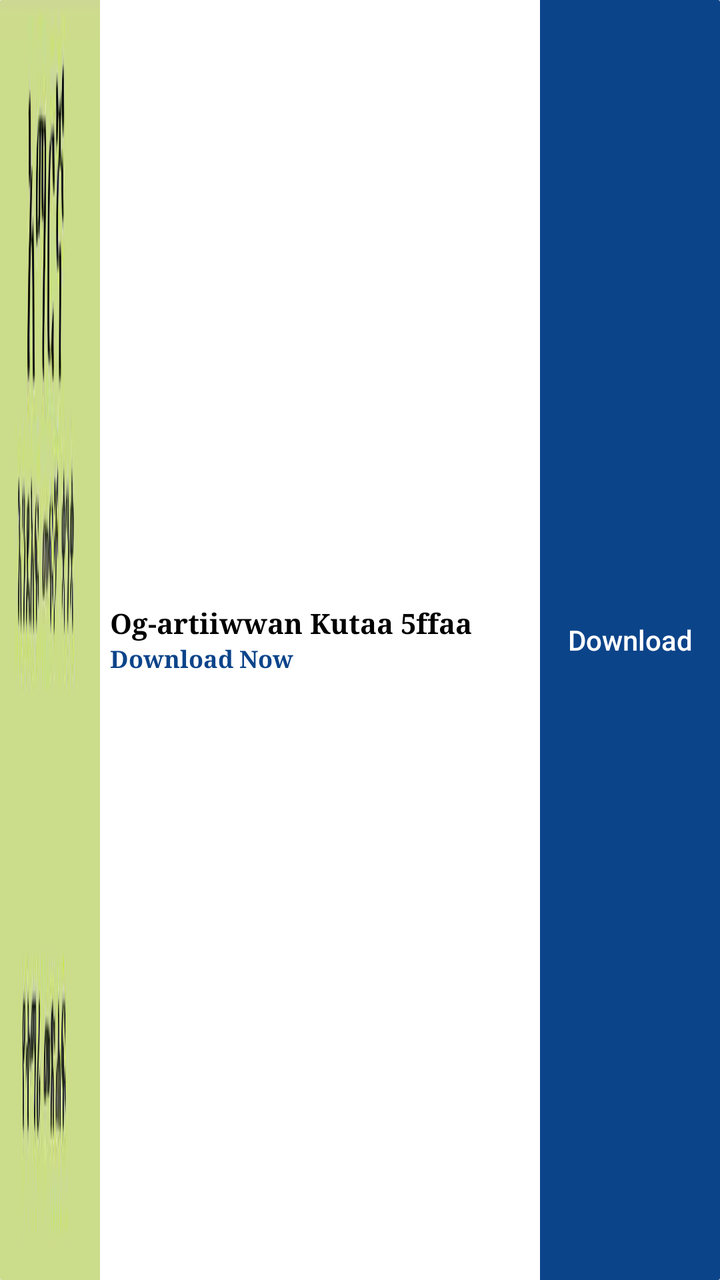
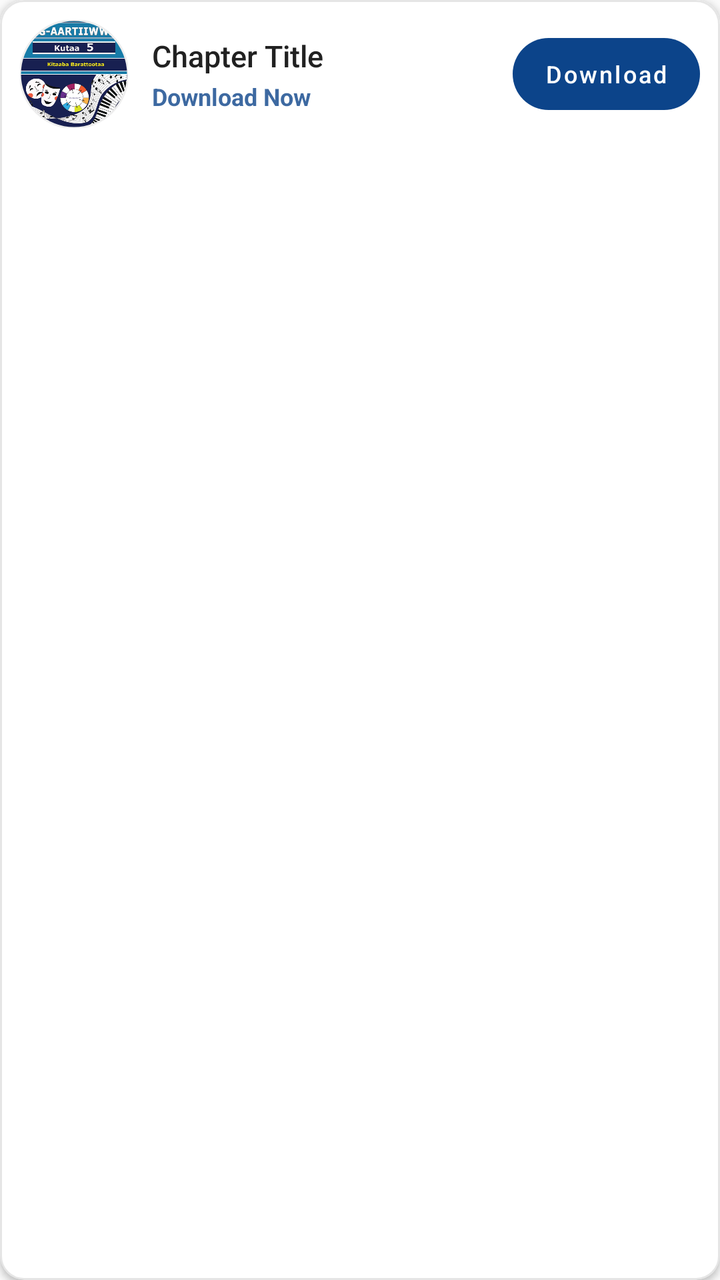

The first picture is an Android layout as it rendered before a commit; the second is the same layout after the commit. The layout source and the unified diff follow.
<!-- AndroidManifest.xml: application theme AppTheme -->
<!-- res/layout/moreapps_list_item.xml -->
<?xml version="1.0" encoding="utf-8"?>
<com.google.android.material.card.MaterialCardView xmlns:android="http://schemas.android.com/apk/res/android"
    xmlns:app="http://schemas.android.com/apk/res-auto"
    android:layout_width="match_parent"
    android:layout_height="50dp"
    android:layout_margin="3dp"
    app:cardCornerRadius="1dp"
    app:cardElevation="1dp"
    app:cardMaxElevation="1dp">

    <RelativeLayout
        android:layout_width="match_parent"
        android:layout_height="match_parent"
        android:background="@color/white">

        <RelativeLayout
            android:id="@+id/image_relative"
            android:layout_width="50dp"
            android:layout_height="match_parent">

            <ImageView
                android:id="@+id/more_apps_image"
                android:layout_width="match_parent"
                android:layout_height="match_parent"
                android:contentDescription="@string/app_name"
                android:scaleType="fitXY"
                android:src="@drawable/am7" />
        </RelativeLayout>

        <LinearLayout
            android:id="@+id/linearText"
            android:layout_width="match_parent"
            android:layout_height="wrap_content"
            android:layout_centerInParent="true"
            android:layout_margin="5dp"
            android:layout_marginStart="10dp"
            android:layout_toEndOf="@id/image_relative"
            android:orientation="vertical">

            <TextView
                android:id="@+id/txt_app_name"
                android:layout_width="match_parent"
                android:layout_height="wrap_content"
                android:ellipsize="end"
                android:fontFamily="serif"
                android:gravity="start"
                android:singleLine="true"
                android:text="@string/app_name"
                android:textSize="14sp"
                android:textStyle="bold" />

            <TextView
                android:layout_width="match_parent"
                android:layout_height="wrap_content"
                android:fontFamily="serif"
                android:gravity="start"
                android:text="@string/download_now"
                android:textColor="@color/colorPrimaryDark"
                android:textSize="12sp"
                android:textStyle="bold" />

        </LinearLayout>

        <androidx.appcompat.widget.AppCompatButton
            android:id="@+id/download_btn"
            android:layout_width="90dp"
            android:layout_height="match_parent"
            android:layout_alignParentEnd="true"
            android:background="@drawable/button_bg"
            android:text="@string/download"
            android:textAllCaps="false"
            android:textColor="@color/white" />
    </RelativeLayout>

</com.google.android.material.card.MaterialCardView>
<!-- resources referenced by this layout -->
<resources>
  <color name="colorPrimaryDark">#0C448A</color>
  <color name="white">#FFFFFFFF</color>
  <!-- drawable am7: png bitmap (drawable, 53880 bytes) -->
  <!-- drawable button_bg (drawable) -->
  <?xml version="1.0" encoding="utf-8"?>
  <shape xmlns:android="http://schemas.android.com/apk/res/android"
      android:shape="rectangle">
      <gradient android:angle="90"
          android:centerX="0"
          android:centerY="0"
          android:endColor="@color/colorPrimaryDark"
          android:centerColor="@color/colorPrimaryDark"/>
  </shape>
  <string name="app_name">Og-artiiwwan Kutaa 5ffaa</string>
  <string name="download">Download</string>
  <string name="download_now">Download Now</string>
  <style name="AppTheme" parent="Theme.MaterialComponents.DayNight.NoActionBar.Bridge">
          <item name="colorPrimary">@color/colorPrimary</item>
          <item name="colorPrimaryDark">@color/colorPrimaryDark</item>
          <item name="colorAccent">@color/colorAccent</item>
          <item name="overlapAnchor">false</item>
          <item name="android:dropDownVerticalOffset">?attr/actionBarSize</item>
          <item name="android:itemBackground">@drawable/nav_header_bg</item>
          <item name="android:textColor">@color/black</item>
      </style>
  <color name="colorPrimary">#185DB3</color>
  <color name="colorAccent">#0E77CA</color>
  <!-- drawable nav_header_bg (drawable) -->
  <?xml version="1.0" encoding="utf-8"?>
  <shape xmlns:android="http://schemas.android.com/apk/res/android"
      android:shape="rectangle">
      <gradient android:angle="90"
          android:centerX="0"
          android:centerY="0"
          android:endColor="@color/colorPrimaryDark"
          android:centerColor="#FFFFFF"/>
  </shape>
  <color name="black">#FF000000</color>
</resources>

<!-- the commit's change to res/layout/moreapps_list_item.xml (unified diff, before → after) -->
@@ -2,39 +2,40 @@
 <com.google.android.material.card.MaterialCardView xmlns:android="http://schemas.android.com/apk/res/android"
     xmlns:app="http://schemas.android.com/apk/res-auto"
     android:layout_width="match_parent"
-    android:layout_height="50dp"
-    android:layout_margin="3dp"
-    app:cardCornerRadius="1dp"
-    app:cardElevation="1dp"
-    app:cardMaxElevation="1dp">
+    android:layout_height="wrap_content"
+    android:layout_marginHorizontal="12dp"
+    android:layout_marginVertical="6dp"
+    android:clickable="true"
+    android:focusable="true"
+    android:foreground="?android:attr/selectableItemBackground"
+    app:cardCornerRadius="12dp"
+    app:cardElevation="2dp"
+    app:strokeWidth="1dp"
+    app:strokeColor="#1A000000">
 
-    <RelativeLayout
+    <LinearLayout
         android:layout_width="match_parent"
-        android:layout_height="match_parent"
-        android:background="@color/white">
+        android:layout_height="wrap_content"
+        android:background="@color/white"
+        android:gravity="center_vertical"
+        android:orientation="horizontal"
+        android:padding="10dp">
 
-        <RelativeLayout
-            android:id="@+id/image_relative"
-            android:layout_width="50dp"
-            android:layout_height="match_parent">
-
-            <ImageView
-                android:id="@+id/more_apps_image"
-                android:layout_width="match_parent"
-                android:layout_height="match_parent"
-                android:contentDescription="@string/app_name"
-                android:scaleType="fitXY"
-                android:src="@drawable/am7" />
-        </RelativeLayout>
+        <com.google.android.material.imageview.ShapeableImageView
+            android:id="@+id/more_apps_image"
+            android:layout_width="54dp"
+            android:layout_height="54dp"
+            android:scaleType="centerCrop"
+            android:src="@drawable/icon"
+            app:shapeAppearanceOverlay="@style/CircleImage"
+            app:strokeColor="#EEEEEE"
+            app:strokeWidth="1dp" />
 
         <LinearLayout
-            android:id="@+id/linearText"
-            android:layout_width="match_parent"
+            android:layout_width="0dp"
             android:layout_height="wrap_content"
-            android:layout_centerInParent="true"
-            android:layout_margin="5dp"
-            android:layout_marginStart="10dp"
-            android:layout_toEndOf="@id/image_relative"
+            android:layout_marginStart="12dp"
+            android:layout_weight="1"
             android:orientation="vertical">
 
             <TextView
@@ -42,18 +43,18 @@
                 android:layout_width="match_parent"
                 android:layout_height="wrap_content"
                 android:ellipsize="end"
-                android:fontFamily="serif"
-                android:gravity="start"
-                android:singleLine="true"
-                android:text="@string/app_name"
-                android:textSize="14sp"
-                android:textStyle="bold" />
+                android:fontFamily="sans-serif-medium"
+                android:maxLines="1"
+                android:text="@string/chapter_title"
+                android:textColor="#212121"
+                android:textSize="15sp" />
 
             <TextView
                 android:layout_width="match_parent"
                 android:layout_height="wrap_content"
-                android:fontFamily="serif"
-                android:gravity="start"
+                android:layout_marginTop="2dp"
+                android:alpha="0.8"
+                android:fontFamily="sans-serif"
                 android:text="@string/download_now"
                 android:textColor="@color/colorPrimaryDark"
                 android:textSize="12sp"
@@ -61,15 +62,22 @@
 
         </LinearLayout>
 
-        <androidx.appcompat.widget.AppCompatButton
+        <com.google.android.material.button.MaterialButton
             android:id="@+id/download_btn"
-            android:layout_width="90dp"
-            android:layout_height="match_parent"
-            android:layout_alignParentEnd="true"
-            android:background="@drawable/button_bg"
+            style="@style/Widget.MaterialComponents.Button.UnelevatedButton"
+            android:layout_width="wrap_content"
+            android:layout_height="36dp"
+            android:layout_marginStart="8dp"
+            android:insetTop="0dp"
+            android:insetBottom="0dp"
+            android:paddingHorizontal="16dp"
+            android:textColor="@color/white"
             android:text="@string/download"
             android:textAllCaps="false"
-            android:textColor="@color/white" />
-    </RelativeLayout>
+            android:textSize="12sp"
+            app:cornerRadius="18dp"
+            app:backgroundTint="@color/colorPrimaryDark" />
+
+    </LinearLayout>
 
 </com.google.android.material.card.MaterialCardView>
<!-- resource entries referenced after the edit -->
@@ -2,41 +2,37 @@
 <resources>
   <color name="colorPrimaryDark">#0C448A</color>
   <color name="white">#FFFFFFFF</color>
-  <!-- drawable am7: png bitmap (drawable, 53880 bytes) -->
-  <!-- drawable button_bg (drawable) -->
-  <?xml version="1.0" encoding="utf-8"?>
-  <shape xmlns:android="http://schemas.android.com/apk/res/android"
-      android:shape="rectangle">
-      <gradient android:angle="90"
-          android:centerX="0"
-          android:centerY="0"
-          android:endColor="@color/colorPrimaryDark"
-          android:centerColor="@color/colorPrimaryDark"/>
-  </shape>
-  <string name="app_name">Og-artiiwwan Kutaa 5ffaa</string>
+  <!-- drawable icon: png bitmap (drawable, 236551 bytes) -->
+  <string name="chapter_title">Chapter Title</string>
   <string name="download">Download</string>
   <string name="download_now">Download Now</string>
+  <style name="CircleImage">
+          <item name="cornerSize">50%</item>
+      </style>
   <style name="AppTheme" parent="Theme.MaterialComponents.DayNight.NoActionBar.Bridge">
           <item name="colorPrimary">@color/colorPrimary</item>
           <item name="colorPrimaryDark">@color/colorPrimaryDark</item>
           <item name="colorAccent">@color/colorAccent</item>
+  
           <item name="overlapAnchor">false</item>
           <item name="android:dropDownVerticalOffset">?attr/actionBarSize</item>
-          <item name="android:itemBackground">@drawable/nav_header_bg</item>
+  
           <item name="android:textColor">@color/black</item>
+  
+          <item name="android:listSeparatorTextViewStyle">@style/NavSeparatorText</item>
       </style>
   <color name="colorPrimary">#185DB3</color>
   <color name="colorAccent">#0E77CA</color>
-  <!-- drawable nav_header_bg (drawable) -->
-  <?xml version="1.0" encoding="utf-8"?>
-  <shape xmlns:android="http://schemas.android.com/apk/res/android"
-      android:shape="rectangle">
-      <gradient android:angle="90"
-          android:centerX="0"
-          android:centerY="0"
-          android:endColor="@color/colorPrimaryDark"
-          android:centerColor="#FFFFFF"/>
-  </shape>
   <color name="black">#FF000000</color>
+  <style name="NavSeparatorText" parent="Widget.AppCompat.TextView.SpinnerItem">
+          <item name="android:textColor">@color/colorPrimaryDark</item>
+          <item name="android:textSize">12sp</item>
+          <item name="android:textStyle">bold</item>
+          <item name="android:textAllCaps">true</item>
+          <item name="android:fontFamily">sans-serif-medium</item>
+          <item name="android:paddingStart">16dp</item>
+          <item name="android:paddingTop">16dp</item>
+          <item name="android:paddingBottom">8dp</item>
+      </style>
 </resources>
 
